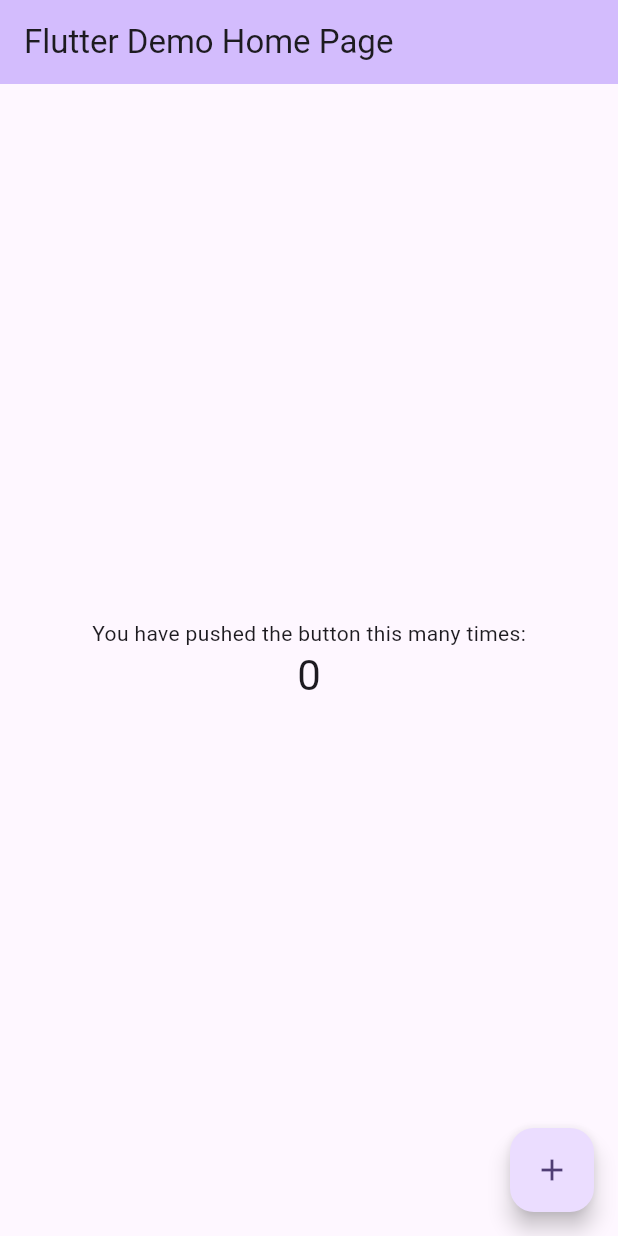
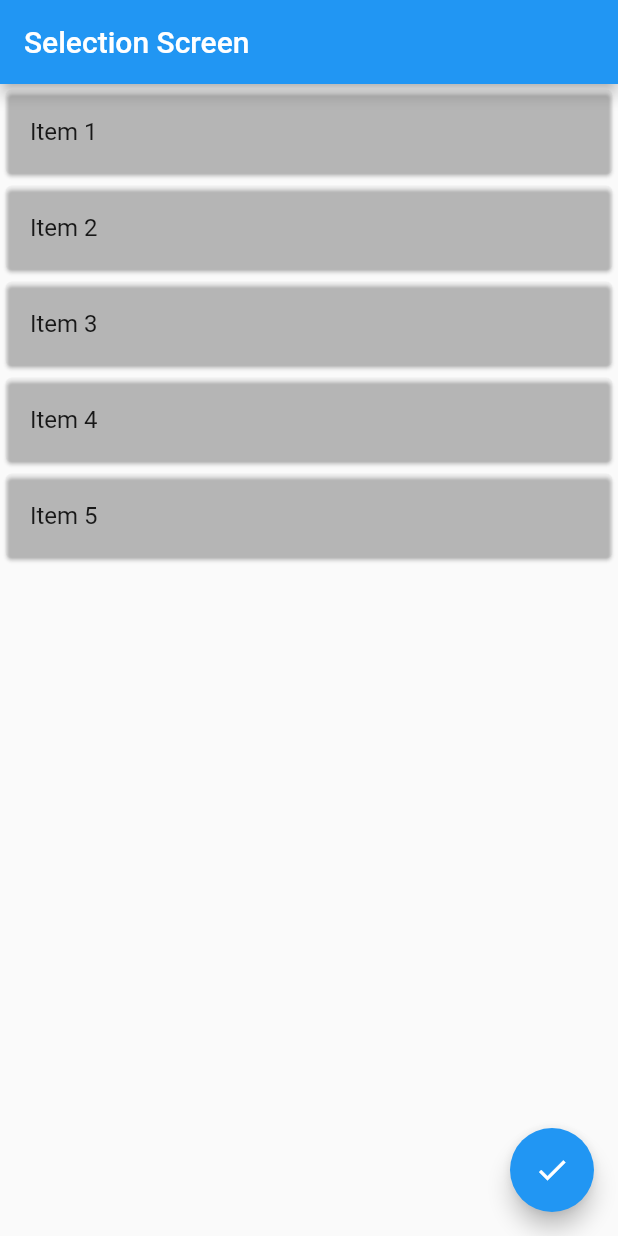
Before and after one commit to saifursoftnet/module_10_live_test, a Flutter app: the screen it shows after launch, on a phone screen of 412 x 824 dp. Run offline on Flutter 3.47's test engine with Material 2 defaults, Android fonts, the phone set to English and light mode, and no system bars.

Commit message:
Update main.dart

```diff
--- a/lib/main.dart
+++ b/lib/main.dart
@@ -1,125 +1,73 @@
+
 import 'package:flutter/material.dart';
-
-void main() {
+void main(){
   runApp(const MyApp());
 }
-
-class MyApp extends StatelessWidget {
+class MyApp extends StatelessWidget{
   const MyApp({super.key});
 
-  // This widget is the root of your application.
   @override
   Widget build(BuildContext context) {
-    return MaterialApp(
-      title: 'Flutter Demo',
-      theme: ThemeData(
-        // This is the theme of your application.
-        //
-        // TRY THIS: Try running your application with "flutter run". You'll see
-        // the application has a blue toolbar. Then, without quitting the app,
-        // try changing the seedColor in the colorScheme below to Colors.green
-        // and then invoke "hot reload" (save your changes or press the "hot
-        // reload" button in a Flutter-supported IDE, or press "r" if you used
-        // the command line to start the app).
-        //
-        // Notice that the counter didn't reset back to zero; the application
-        // state is not lost during the reload. To reset the state, use hot
-        // restart instead.
-        //
-        // This works for code too, not just values: Most code changes can be
-        // tested with just a hot reload.
-        colorScheme: ColorScheme.fromSeed(seedColor: Colors.deepPurple),
-        useMaterial3: true,
-      ),
-      home: const MyHomePage(title: 'Flutter Demo Home Page'),
+    return const MaterialApp(
+      home: HomeScreenState(),
+      title: "App",
     );
   }
 }
-
-class MyHomePage extends StatefulWidget {
-  const MyHomePage({super.key, required this.title});
-
-  // This widget is the home page of your application. It is stateful, meaning
-  // that it has a State object (defined below) that contains fields that affect
-  // how it looks.
-
-  // This class is the configuration for the state. It holds the values (in this
-  // case the title) provided by the parent (in this case the App widget) and
-  // used by the build method of the State. Fields in a Widget subclass are
-  // always marked "final".
-
-  final String title;
+class HomeScreenState extends StatefulWidget{
+  const HomeScreenState({super.key});
 
   @override
-  State<MyHomePage> createState() => _MyHomePageState();
+  State<StatefulWidget> createState() => HomeScreenUI();
 }
+class Items{
+  late String name;
+  late int status;
 
-class _MyHomePageState extends State<MyHomePage> {
-  int _counter = 0;
+  Items(this.name, this.status);
+}
+class HomeScreenUI extends State<HomeScreenState>{
+  int count = 0;
 
-  void _incrementCounter() {
-    setState(() {
-      // This call to setState tells the Flutter framework that something has
-      // changed in this State, which causes it to rerun the build method below
-      // so that the display can reflect the updated values. If we changed
-      // _counter without calling setState(), then the build method would not be
-      // called again, and so nothing would appear to happen.
-      _counter++;
-    });
-  }
+  List<Items>  itemList = [
+    Items("Item1", 0),
+    Items("Item2", 0),
+    Items("Item3", 0),
+    Items("Item4", 0),
+    Items("Item5", 0),
+  ];
 
   @override
   Widget build(BuildContext context) {
-    // This method is rerun every time setState is called, for instance as done
-    // by the _incrementCounter method above.
-    //
-    // The Flutter framework has been optimized to make rerunning build methods
-    // fast, so that you can just rebuild anything that needs updating rather
-    // than having to individually change instances of widgets.
     return Scaffold(
       appBar: AppBar(
-        // TRY THIS: Try changing the color here to a specific color (to
-        // Colors.amber, perhaps?) and trigger a hot reload to see the AppBar
-        // change color while the other colors stay the same.
-        backgroundColor: Theme.of(context).colorScheme.inversePrimary,
-        // Here we take the value from the MyHomePage object that was created by
-        // the App.build method, and use it to set our appbar title.
-        title: Text(widget.title),
-      ),
-      body: Center(
-        // Center is a layout widget. It takes a single child and positions it
-        // in the middle of the parent.
-        child: Column(
-          // Column is also a layout widget. It takes a list of children and
-          // arranges them vertically. By default, it sizes itself to fit its
-          // children horizontally, and tries to be as tall as its parent.
-          //
-          // Column has various properties to control how it sizes itself and
-          // how it positions its children. Here we use mainAxisAlignment to
-          // center the children vertically; the main axis here is the vertical
-          // axis because Columns are vertical (the cross axis would be
-          // horizontal).
-          //
-          // TRY THIS: Invoke "debug painting" (choose the "Toggle Debug Paint"
-          // action in the IDE, or press "p" in the console), to see the
-          // wireframe for each widget.
-          mainAxisAlignment: MainAxisAlignment.center,
-          children: <Widget>[
-            const Text(
-              'You have pushed the button this many times:',
-            ),
-            Text(
-              '$_counter',
-              style: Theme.of(context).textTheme.headlineMedium,
-            ),
-          ],
-        ),
+        title: const Text("Selection Screen"),
       ),
       floatingActionButton: FloatingActionButton(
-        onPressed: _incrementCounter,
-        tooltip: 'Increment',
-        child: const Icon(Icons.add),
-      ), // This trailing comma makes auto-formatting nicer for build methods.
+        onPressed: (){
+
+        },
+        child: const Icon(Icons.check),
+      ),
+      body: ListView.builder(
+          itemCount: itemList.length,
+          itemBuilder: (context, index){
+            return Card(
+              color: Color(itemList[index].status == 0 ? 0xFFFFFF : 0xFF0000FF),
+              child: ListTile(
+                onTap: (){
+                  if(itemList[index].status == 0){
+                    itemList[index].status = 1;
+                  }else{
+                    itemList[index].status = 0;
+                  }
+                  setState(() {});
+                },
+                title: Text("Item ${index+1}"),
+              ),
+            );
+          }
+      ),
     );
   }
 }
```
